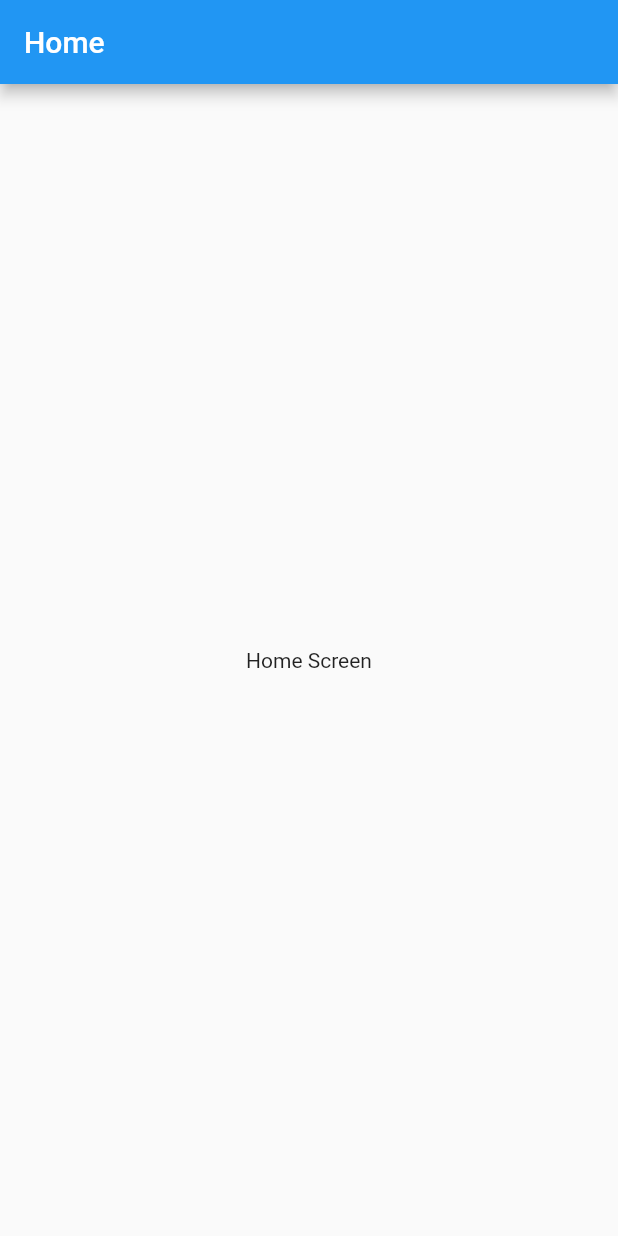
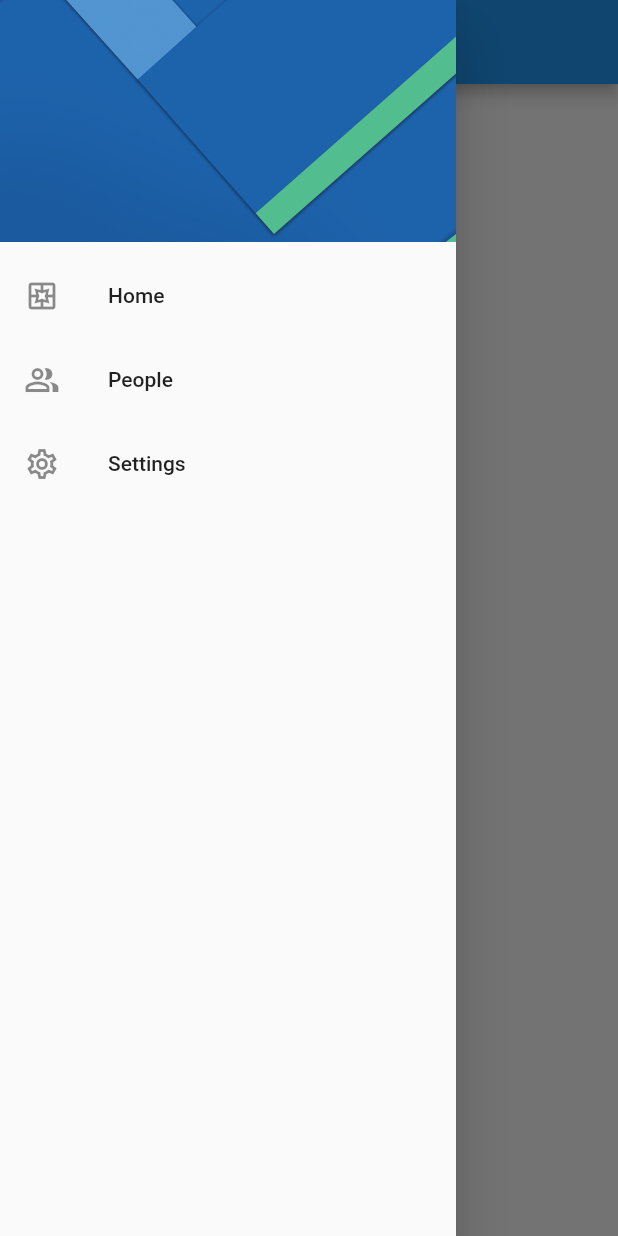
Before and after one commit to cxcarvaj/Preferences-App, a Flutter app: the screen it shows after launch, with the side drawer open (before the commit the screen has no drawer), on a phone screen of 412 x 824 dp. Run offline on Flutter 3.47's test engine with Material 2 defaults, Android fonts, the phone set to English and light mode, and no system bars.

Commit message:
Creating a custom drawer aka lateral menu

```diff
--- a/lib/screens/home_screen.dart
+++ b/lib/screens/home_screen.dart
@@ -1,4 +1,5 @@
 import 'package:flutter/material.dart';
+import 'package:preferences_app/widgets/widgets.dart';
 
 class HomeScreen extends StatelessWidget {
   static const String routerName = 'Home';
@@ -10,6 +11,7 @@ class HomeScreen extends StatelessWidget {
       appBar: AppBar(
         title: const Text('Home'),
       ),
+      drawer: const CustomDrawer(),
       body: const Center(
         child: Text('Home Screen'),
       ),
--- a/lib/screens/setting_screen.dart
+++ b/lib/screens/setting_screen.dart
@@ -1,4 +1,5 @@
 import 'package:flutter/material.dart';
+import 'package:preferences_app/widgets/widgets.dart';
 
 class SettingsScreen extends StatelessWidget {
   static const String routerName = 'Settings';
@@ -10,6 +11,7 @@ class SettingsScreen extends StatelessWidget {
       appBar: AppBar(
         title: const Text('Settings'),
       ),
+      drawer: const CustomDrawer(),
       body: const Center(
         child: Text('Settings Screen'),
       ),
--- /dev/null
+++ b/lib/widgets/custom_drawer.dart
@@ -0,0 +1,60 @@
+import 'package:flutter/material.dart';
+import 'package:preferences_app/screens/screens.dart';
+
+class CustomDrawer extends StatelessWidget {
+  const CustomDrawer({super.key});
+
+  @override
+  Widget build(BuildContext context) {
+    return Drawer(
+      child: ListView(
+        padding: EdgeInsets
+            .zero, //* Another solution was to wrap the ListView in a MediaQuery.removePadding(context) widget.
+
+        children: [
+          const _DrawerHeader(),
+          ListTile(
+            leading: const Icon(Icons.pages_outlined),
+            title: const Text('Home'),
+            onTap: () {
+              Navigator.pop(context);
+              Navigator.pushNamed(context, HomeScreen.routerName);
+            },
+          ),
+          ListTile(
+            leading: const Icon(Icons.people_alt_outlined),
+            title: const Text('People'),
+            onTap: () {},
+          ),
+          ListTile(
+            leading: const Icon(Icons.settings_outlined),
+            title: const Text('Settings'),
+            onTap: () {
+              Navigator.pushReplacementNamed(
+                context,
+                SettingsScreen.routerName,
+              );
+            },
+          )
+        ],
+      ),
+    );
+  }
+}
+
+class _DrawerHeader extends StatelessWidget {
+  const _DrawerHeader();
+
+  @override
+  Widget build(BuildContext context) {
+    return DrawerHeader(
+      decoration: const BoxDecoration(
+        image: DecorationImage(
+          image: AssetImage('assets/menu-img.jpg'),
+          fit: BoxFit.cover,
+        ),
+      ),
+      child: Container(),
+    );
+  }
+}
--- /dev/null
+++ b/lib/widgets/widgets.dart
@@ -0,0 +1 @@
+export 'package:preferences_app/widgets/custom_drawer.dart';
--- a/pubspec.yaml
+++ b/pubspec.yaml
@@ -59,7 +59,8 @@ flutter:
   uses-material-design: true
 
   # To add assets to your application, add an assets section, like this:
-  # assets:
+  assets:
+    - assets/
   #   - images/a_dot_burr.jpeg
   #   - images/a_dot_ham.jpeg
 
```
Also changed, not shown: assets/menu-img.jpg (added).
